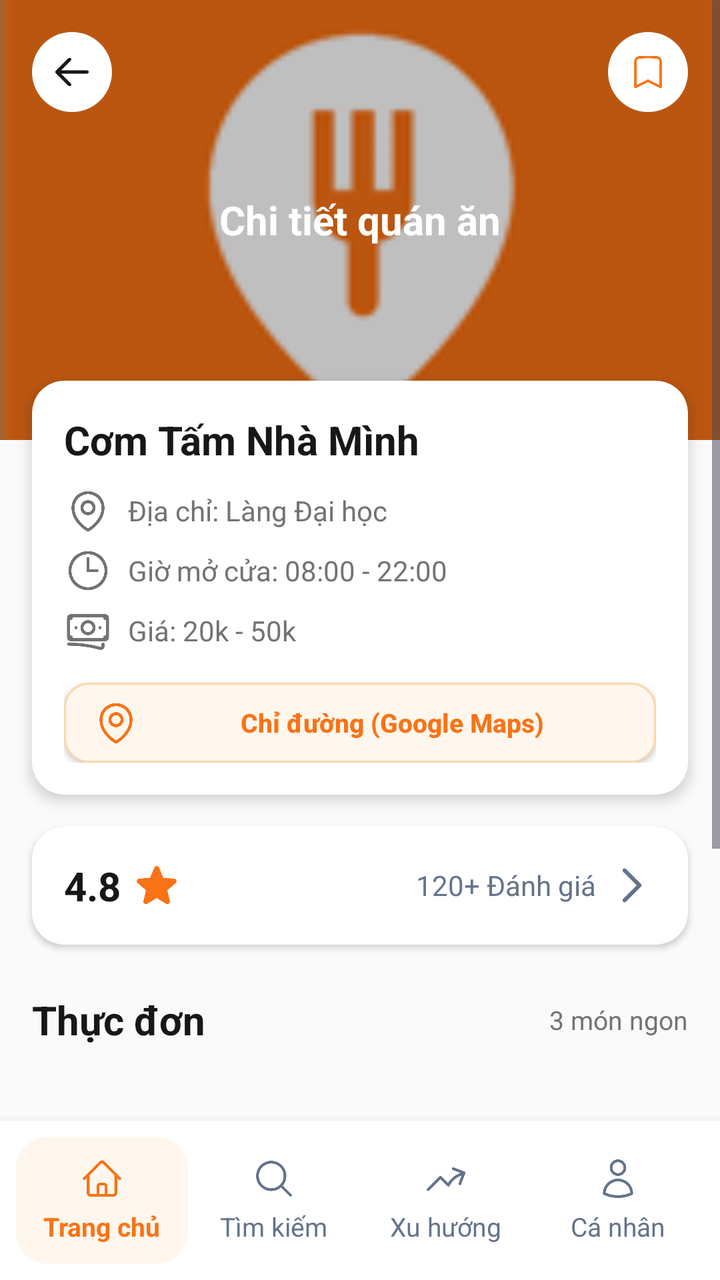
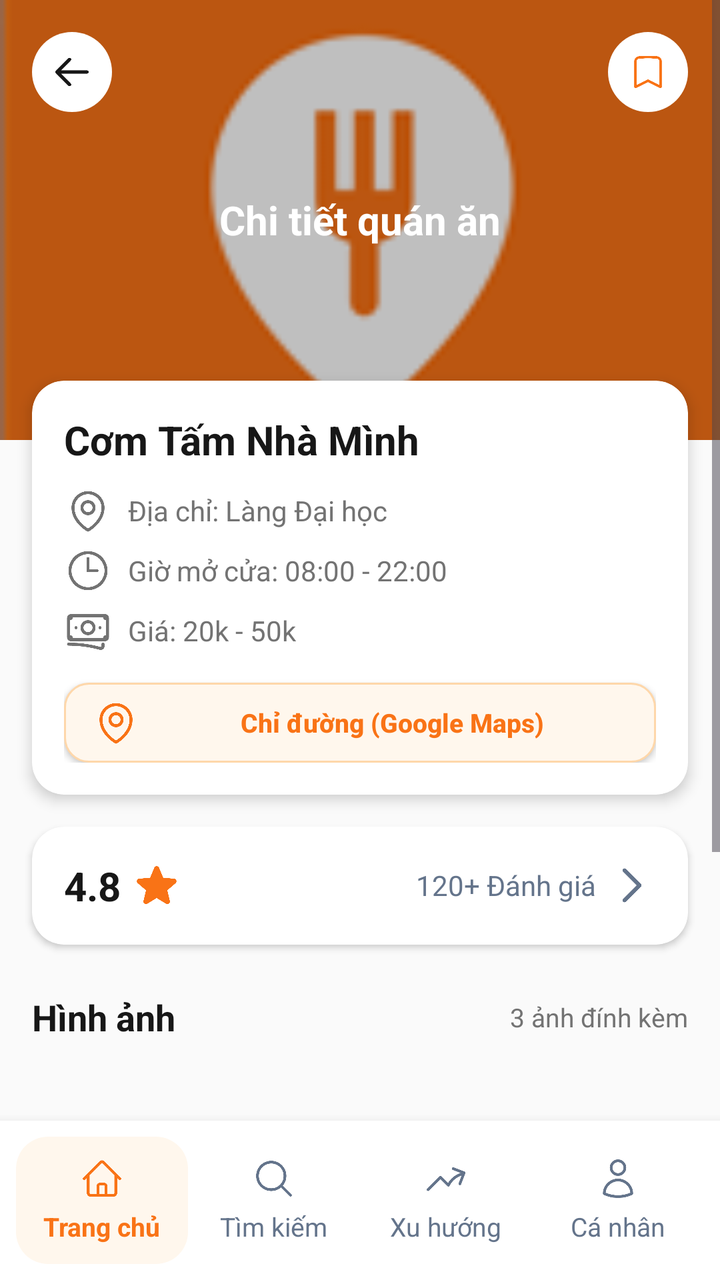

An Android layout rendered at two revisions. The XML below is the earlier revision; the diff shows what the commit changed to produce the second picture.
<!-- AndroidManifest.xml: application theme Theme.Unieats -->
<!-- res/layout/activity_detail_restaurant.xml -->
<?xml version="1.0" encoding="utf-8"?>
<RelativeLayout xmlns:android="http://schemas.android.com/apk/res/android"
    xmlns:app="http://schemas.android.com/apk/res-auto"
    xmlns:tools="http://schemas.android.com/tools"
    android:id="@+id/main"
    android:layout_width="match_parent"
    android:layout_height="match_parent"
    android:background="@color/canvas"
    tools:context=".activities.restaurants.DetailRestaurantActivity">

    
    <ScrollView
        android:layout_width="match_parent"
        android:layout_height="match_parent"
        android:layout_above="@id/layoutFooter"
        android:fillViewport="true">

        <LinearLayout
            android:layout_width="match_parent"
            android:layout_height="wrap_content"
            android:orientation="vertical">

            
            <RelativeLayout
                android:layout_width="match_parent"
                android:layout_height="220dp"
                android:background="#94A3B8">

                
                <ImageView
                    android:id="@+id/ivCover"
                    android:layout_width="match_parent"
                    android:layout_height="match_parent"
                    android:scaleType="centerCrop"
                    android:src="@mipmap/ic_launcher" />

                
                <View
                    android:layout_width="match_parent"
                    android:layout_height="match_parent"
                    android:background="#40000000" />

                
                <TextView
                    android:layout_width="wrap_content"
                    android:layout_height="wrap_content"
                    android:layout_centerInParent="true"
                    android:text="Chi tiết quán ăn"
                    android:textColor="@color/neutral_0"
                    android:textSize="20sp"
                    android:textStyle="bold" />

                
                <ImageView
                    android:id="@+id/tvBack"
                    android:layout_width="40dp"
                    android:layout_height="40dp"
                    android:layout_alignParentStart="true"
                    android:layout_alignParentTop="true"
                    android:layout_marginStart="16dp"
                    android:layout_marginTop="16dp"
                    android:background="@drawable/bg_circle_orange"
                    android:backgroundTint="@color/neutral_0"
                    android:clickable="true"
                    android:focusable="true"
                    android:padding="10dp"
                    android:src="@drawable/ic_arrow_left"
                    app:tint="@color/neutral_900" />

                
                <ImageView
                    android:id="@+id/tvBookmark"
                    android:layout_width="40dp"
                    android:layout_height="40dp"
                    android:layout_alignParentEnd="true"
                    android:layout_alignParentTop="true"
                    android:layout_marginTop="16dp"
                    android:layout_marginEnd="16dp"
                    android:background="@drawable/bg_circle_orange"
                    android:backgroundTint="@color/neutral_0"
                    android:clickable="true"
                    android:focusable="true"
                    android:padding="10dp"
                    android:src="@drawable/ic_bookmark"
                    app:tint="@color/orange_500" />
            </RelativeLayout>

            
            <androidx.cardview.widget.CardView
                android:layout_width="match_parent"
                android:layout_height="wrap_content"
                android:layout_marginHorizontal="16dp"
                android:layout_marginTop="-30dp"
                app:cardBackgroundColor="@color/neutral_0"
                app:cardCornerRadius="16dp"
                app:cardElevation="4dp">

                <LinearLayout
                    android:layout_width="match_parent"
                    android:layout_height="wrap_content"
                    android:orientation="vertical"
                    android:padding="16dp">

                    <TextView
                        android:id="@+id/tvDetailName"
                        android:layout_width="wrap_content"
                        android:layout_height="wrap_content"
                        android:text="Cơm Tấm Nhà Mình"
                        android:textColor="@color/neutral_900"
                        android:textSize="20sp"
                        android:textStyle="bold" />

                    <TextView
                        android:id="@+id/tvDetailAddress"
                        android:layout_width="wrap_content"
                        android:layout_height="wrap_content"
                        android:layout_marginTop="10dp"
                        android:gravity="center_vertical"
                        android:text="Địa chỉ: Làng Đại học"
                        android:textColor="@color/neutral_500"
                        android:textSize="14sp"
                        app:drawableStartCompat="@drawable/ic_location"
                        app:drawableTint="@color/neutral_500"
                        android:drawablePadding="8dp" />

                    <TextView
                        android:id="@+id/tvDetailOpeningTime"
                        android:layout_width="wrap_content"
                        android:layout_height="wrap_content"
                        android:layout_marginTop="6dp"
                        android:gravity="center_vertical"
                        android:text="Giờ mở cửa: 08:00 - 22:00"
                        android:textColor="@color/neutral_500"
                        android:textSize="14sp"
                        app:drawableStartCompat="@drawable/ic_clock"
                        app:drawableTint="@color/neutral_500"
                        android:drawablePadding="8dp" />

                    <TextView
                        android:id="@+id/tvDetailPriceRange"
                        android:layout_width="wrap_content"
                        android:layout_height="wrap_content"
                        android:layout_marginTop="6dp"
                        android:gravity="center_vertical"
                        android:text="Giá: 20k - 50k"
                        android:textColor="@color/neutral_500"
                        android:textSize="14sp"
                        app:drawableStartCompat="@drawable/ic_wallet"
                        app:drawableTint="@color/neutral_500"
                        android:drawablePadding="8dp" />

                    <androidx.appcompat.widget.AppCompatButton
                        android:id="@+id/btnDirections"
                        android:layout_width="match_parent"
                        android:layout_height="40dp"
                        android:layout_marginTop="14dp"
                        android:background="@drawable/bg_button_google"
                        android:drawableStart="@drawable/ic_location"
                        android:drawableTint="@color/orange_500"
                        android:drawablePadding="8dp"
                        android:gravity="center"
                        android:paddingHorizontal="14dp"
                        android:text="Chỉ đường (Google Maps)"
                        android:textAllCaps="false"
                        android:textColor="@color/orange_500"
                        android:textSize="13sp"
                        android:textStyle="bold" />
                </LinearLayout>
            </androidx.cardview.widget.CardView>

            
            <androidx.cardview.widget.CardView
                android:id="@+id/cvRatingCard"
                android:layout_width="match_parent"
                android:layout_height="wrap_content"
                android:layout_marginHorizontal="16dp"
                android:layout_marginTop="16dp"
                android:clickable="true"
                android:focusable="true"
                app:cardBackgroundColor="@color/neutral_0"
                app:cardCornerRadius="16dp"
                app:cardElevation="2dp">

                <RelativeLayout
                    android:layout_width="match_parent"
                    android:layout_height="wrap_content"
                    android:padding="16dp">

                    <TextView
                        android:id="@+id/tvRatingScore"
                        android:layout_width="wrap_content"
                        android:layout_height="wrap_content"
                        android:layout_alignParentStart="true"
                        android:layout_centerVertical="true"
                        android:gravity="center_vertical"
                        android:text="4.8"
                        android:textColor="@color/neutral_900"
                        android:textSize="20sp"
                        android:textStyle="bold"
                        app:drawableEndCompat="@drawable/ic_star_filled"
                        app:drawableTint="@color/orange_500"
                        android:drawablePadding="6dp" />

                    <TextView
                        android:id="@+id/tvReviewCountText"
                        android:layout_width="wrap_content"
                        android:layout_height="wrap_content"
                        android:layout_alignParentEnd="true"
                        android:layout_centerVertical="true"
                        android:gravity="center_vertical"
                        android:text="120+ Đánh giá"
                        android:textColor="#64748B"
                        android:textSize="14sp"
                        app:drawableEndCompat="@drawable/ic_chevron_right"
                        app:drawableTint="#64748B"
                        android:drawablePadding="6dp" />
                </RelativeLayout>
            </androidx.cardview.widget.CardView>

            
            <RelativeLayout
                android:layout_width="match_parent"
                android:layout_height="wrap_content"
                android:layout_marginHorizontal="16dp"
                android:layout_marginTop="24dp">

                <TextView
                    android:id="@+id/tvHeaderMenu"
                    android:layout_width="wrap_content"
                    android:layout_height="wrap_content"
                    android:layout_alignParentStart="true"
                    android:text="Thực đơn"
                    android:textColor="@color/neutral_900"
                    android:textSize="20sp"
                    android:textStyle="bold" />

                <TextView
                    android:id="@+id/tvMenuCount"
                    android:layout_width="wrap_content"
                    android:layout_height="wrap_content"
                    android:layout_alignParentEnd="true"
                    android:layout_centerVertical="true"
                    android:text="3 món ngon"
                    android:textColor="@color/neutral_500"
                    android:textSize="13sp" />
            </RelativeLayout>

            <androidx.recyclerview.widget.RecyclerView
                android:id="@+id/rvMenu"
                android:layout_width="match_parent"
                android:layout_height="wrap_content"
                android:layout_marginTop="12dp"
                android:nestedScrollingEnabled="false" />

            
            <LinearLayout
                android:layout_width="match_parent"
                android:layout_height="wrap_content"
                android:layout_marginHorizontal="16dp"
                android:layout_marginTop="24dp"
                android:orientation="vertical">

                <TextView
                    android:layout_width="wrap_content"
                    android:layout_height="wrap_content"
                    android:text="Chia sẻ trải nghiệm của bạn"
                    android:textColor="@color/neutral_900"
                    android:textSize="18sp"
                    android:textStyle="bold" />

                <LinearLayout
                    android:id="@+id/llWriteReviewPrompt"
                    android:layout_width="match_parent"
                    android:layout_height="48dp"
                    android:layout_marginTop="12dp"
                    android:background="@drawable/bg_input_field"
                    android:clickable="true"
                    android:focusable="true"
                    android:gravity="center_vertical"
                    android:orientation="horizontal"
                    android:paddingHorizontal="14dp">

                    <ImageView
                        android:layout_width="20dp"
                        android:layout_height="20dp"
                        android:src="@drawable/ic_chat"
                        app:tint="@color/neutral_500" />

                    <TextView
                        android:layout_width="wrap_content"
                        android:layout_height="wrap_content"
                        android:layout_marginStart="10dp"
                        android:text="Viết đánh giá..."
                        android:textColor="@color/neutral_500"
                        android:textSize="14sp" />
                </LinearLayout>

                <androidx.appcompat.widget.AppCompatButton
                    android:id="@+id/btnSubmitReview"
                    android:layout_width="match_parent"
                    android:layout_height="48dp"
                    android:layout_marginTop="16dp"
                    android:layout_marginBottom="32dp"
                    android:background="@drawable/bg_button_orange"
                    android:text="Gửi Đánh Giá"
                    android:textAllCaps="false"
                    android:textColor="@color/neutral_0"
                    android:textSize="16sp"
                    android:textStyle="bold" />
            </LinearLayout>

        </LinearLayout>
    </ScrollView>

    
    <include
        android:id="@+id/layoutFooter"
        layout="@layout/layout_footer"
        android:layout_width="match_parent"
        android:layout_height="wrap_content"
        android:layout_alignParentBottom="true" />

</RelativeLayout>
<!-- res/layout/layout_footer.xml (included above) -->
<?xml version="1.0" encoding="utf-8"?>
<LinearLayout xmlns:android="http://schemas.android.com/apk/res/android"
    xmlns:app="http://schemas.android.com/apk/res-auto"
    android:id="@+id/llFooter"
    android:layout_width="match_parent"
    android:layout_height="wrap_content"
    android:background="@color/neutral_0"
    android:elevation="8dp"
    android:gravity="center_vertical"
    android:orientation="horizontal"
    android:paddingHorizontal="8dp"
    android:paddingVertical="8dp">

    
    <LinearLayout
        android:id="@+id/llTabHome"
        android:layout_width="0dp"
        android:layout_height="wrap_content"
        android:layout_weight="1"
        android:background="@drawable/bg_footer_active_tab"
        android:clickable="true"
        android:focusable="true"
        android:gravity="center"
        android:orientation="vertical"
        android:paddingHorizontal="8dp"
        android:paddingVertical="10dp">

        <ImageView
            android:id="@+id/ivHomeIcon"
            android:layout_width="22dp"
            android:layout_height="22dp"
            android:src="@drawable/ic_home"
            app:tint="@color/orange_500" />

        <TextView
            android:id="@+id/tvHomeText"
            android:layout_width="wrap_content"
            android:layout_height="wrap_content"
            android:layout_marginTop="4dp"
            android:text="Trang chủ"
            android:textColor="@color/orange_500"
            android:textSize="13sp"
            android:textStyle="bold" />
    </LinearLayout>

    
    <LinearLayout
        android:id="@+id/llTabSearch"
        android:layout_width="0dp"
        android:layout_height="wrap_content"
        android:layout_weight="1"
        android:background="@null"
        android:clickable="true"
        android:focusable="true"
        android:gravity="center"
        android:orientation="vertical"
        android:paddingHorizontal="8dp"
        android:paddingVertical="10dp">

        <ImageView
            android:id="@+id/ivSearchIcon"
            android:layout_width="22dp"
            android:layout_height="22dp"
            android:src="@drawable/ic_search"
            app:tint="#64748B" />

        <TextView
            android:id="@+id/tvSearchText"
            android:layout_width="wrap_content"
            android:layout_height="wrap_content"
            android:layout_marginTop="4dp"
            android:text="Tìm kiếm"
            android:textColor="#64748B"
            android:textSize="13sp" />
    </LinearLayout>

    
    <LinearLayout
        android:id="@+id/llTabTrending"
        android:layout_width="0dp"
        android:layout_height="wrap_content"
        android:layout_weight="1"
        android:background="@null"
        android:clickable="true"
        android:focusable="true"
        android:gravity="center"
        android:orientation="vertical"
        android:paddingHorizontal="8dp"
        android:paddingVertical="10dp">

        <ImageView
            android:id="@+id/ivTrendingIcon"
            android:layout_width="22dp"
            android:layout_height="22dp"
            android:src="@drawable/ic_trending"
            app:tint="#64748B" />

        <TextView
            android:id="@+id/tvTrendingText"
            android:layout_width="wrap_content"
            android:layout_height="wrap_content"
            android:layout_marginTop="4dp"
            android:text="Xu hướng"
            android:textColor="#64748B"
            android:textSize="13sp" />
    </LinearLayout>

    
    <LinearLayout
        android:id="@+id/llTabProfile"
        android:layout_width="0dp"
        android:layout_height="wrap_content"
        android:layout_weight="1"
        android:background="@null"
        android:clickable="true"
        android:focusable="true"
        android:gravity="center"
        android:orientation="vertical"
        android:paddingHorizontal="8dp"
        android:paddingVertical="10dp">

        <ImageView
            android:id="@+id/ivProfileIcon"
            android:layout_width="22dp"
            android:layout_height="22dp"
            android:src="@drawable/ic_user"
            app:tint="#64748B" />

        <TextView
            android:id="@+id/tvProfileText"
            android:layout_width="wrap_content"
            android:layout_height="wrap_content"
            android:layout_marginTop="4dp"
            android:text="Cá nhân"
            android:textColor="#64748B"
            android:textSize="13sp" />
    </LinearLayout>

</LinearLayout>
<!-- resources referenced by this layout -->
<resources>
  <color name="canvas">@color/neutral_50</color>
  <color name="neutral_0">#FFFFFF</color>
  <color name="neutral_500">#737373</color>
  <color name="neutral_900">#171717</color>
  <color name="orange_500">#F97316</color>
  <!-- drawable bg_button_google (drawable) -->
  <?xml version="1.0" encoding="utf-8"?>
  <shape xmlns:android="http://schemas.android.com/apk/res/android"
      android:shape="rectangle">
      <solid android:color="@color/orange_50" />
      <stroke
          android:width="1dp"
          android:color="#FED7AA" />
      <corners android:radius="12dp" />
  </shape>
  <!-- drawable bg_button_orange (drawable) -->
  <?xml version="1.0" encoding="utf-8"?>
  <shape xmlns:android="http://schemas.android.com/apk/res/android"
      android:shape="rectangle">
      <solid android:color="@color/orange_500" />
      <corners android:radius="12dp" />
  </shape>
  <!-- drawable bg_circle_orange (drawable) -->
  <?xml version="1.0" encoding="utf-8"?>
  <shape xmlns:android="http://schemas.android.com/apk/res/android"
      android:shape="oval">
      <solid android:color="@color/orange_500" />
  </shape>
  <!-- drawable bg_footer_active_tab (drawable) -->
  <?xml version="1.0" encoding="utf-8"?>
  <shape xmlns:android="http://schemas.android.com/apk/res/android"
      android:shape="rectangle">
      <solid android:color="@color/orange_50" />
      <corners android:radius="16dp" />
  </shape>
  <!-- drawable bg_input_field (drawable) -->
  <?xml version="1.0" encoding="utf-8"?>
  <shape xmlns:android="http://schemas.android.com/apk/res/android"
      android:shape="rectangle">
      <solid android:color="@color/neutral_0" />
      <stroke
          android:width="1dp"
          android:color="@color/neutral_200" />
      <corners android:radius="12dp" />
  </shape>
  <!-- drawable ic_arrow_left (drawable) -->
  <vector xmlns:android="http://schemas.android.com/apk/res/android"
      android:width="24dp"
      android:height="24dp"
      android:viewportWidth="24"
      android:viewportHeight="24">
      <path
          android:strokeColor="#0F172A"
          android:strokeWidth="2.0"
          android:strokeLineCap="round"
          android:strokeLineJoin="round"
          android:pathData="M 10.5 19.5 L 3 12 M 3 12 L 10.5 4.5 M 3 12 H 21" />
  </vector>
  <!-- drawable ic_chevron_right (drawable) -->
  <vector xmlns:android="http://schemas.android.com/apk/res/android"
      android:width="24dp"
      android:height="24dp"
      android:viewportWidth="24"
      android:viewportHeight="24">
      <path
          android:strokeColor="#64748B"
          android:strokeWidth="2.0"
          android:strokeLineCap="round"
          android:strokeLineJoin="round"
          android:pathData="M 8.25 4.5 L 15.75 12 L 8.25 19.5" />
  </vector>
  <!-- drawable ic_clock (drawable) -->
  <vector xmlns:android="http://schemas.android.com/apk/res/android"
      android:width="24dp"
      android:height="24dp"
      android:viewportWidth="24"
      android:viewportHeight="24">
      <path
          android:strokeColor="#64748B"
          android:strokeWidth="1.5"
          android:strokeLineCap="round"
          android:strokeLineJoin="round"
          android:pathData="M 12 6 V 12 H 16.5 M 21 12 C 21 16.9706 16.9706 21 12 21 C 7.02944 21 3 16.9706 3 12 C 3 7.02944 7.02944 3 12 3 C 16.9706 3 21 7.02944 21 12 Z" />
  </vector>
  <!-- mipmap ic_launcher: png bitmap (mipmap-hdpi, 2280 bytes) -->
  <style name="Theme.Unieats" parent="Base.Theme.UniEats" />
  <color name="neutral_50">#FAFAFA</color>
  <color name="orange_50">#FFF7ED</color>
  <color name="neutral_200">#E5E5E5</color>
  <style name="Base.Theme.UniEats" parent="Theme.Material3.DayNight.NoActionBar">
          
      </style>
  <!-- unchanged entries left out for length: 9 -->
</resources>

<!-- the commit's change to res/layout/activity_detail_restaurant.xml (unified diff, before → after) -->
@@ -225,31 +225,33 @@
                 android:layout_marginTop="24dp">
 
                 <TextView
-                    android:id="@+id/tvHeaderMenu"
+                    android:id="@+id/tvHeaderAttachedPhotos"
                     android:layout_width="wrap_content"
                     android:layout_height="wrap_content"
                     android:layout_alignParentStart="true"
-                    android:text="Thực đơn"
+                    android:text="Hình ảnh"
                     android:textColor="@color/neutral_900"
-                    android:textSize="20sp"
+                    android:textSize="18sp"
                     android:textStyle="bold" />
 
                 <TextView
-                    android:id="@+id/tvMenuCount"
+                    android:id="@+id/tvPhotosCount"
                     android:layout_width="wrap_content"
                     android:layout_height="wrap_content"
                     android:layout_alignParentEnd="true"
                     android:layout_centerVertical="true"
-                    android:text="3 món ngon"
+                    android:text="3 ảnh đính kèm"
                     android:textColor="@color/neutral_500"
                     android:textSize="13sp" />
             </RelativeLayout>
 
             <androidx.recyclerview.widget.RecyclerView
-                android:id="@+id/rvMenu"
+                android:id="@+id/rvAttachedPhotos"
                 android:layout_width="match_parent"
                 android:layout_height="wrap_content"
                 android:layout_marginTop="12dp"
+                android:clipToPadding="false"
+                android:paddingHorizontal="16dp"
                 android:nestedScrollingEnabled="false" />
 
             
<!-- resource entries referenced after the edit -->
@@ -84,7 +84,7 @@
           android:strokeLineJoin="round"
           android:pathData="M 12 6 V 12 H 16.5 M 21 12 C 21 16.9706 16.9706 21 12 21 C 7.02944 21 3 16.9706 3 12 C 3 7.02944 7.02944 3 12 3 C 16.9706 3 21 7.02944 21 12 Z" />
   </vector>
-  <!-- mipmap ic_launcher: png bitmap (mipmap-hdpi, 2280 bytes) -->
+  <!-- mipmap ic_launcher: png bitmap (mipmap-hdpi, 1649 bytes) -->
   <style name="Theme.Unieats" parent="Base.Theme.UniEats" />
   <color name="neutral_50">#FAFAFA</color>
   <color name="orange_50">#FFF7ED</color>
